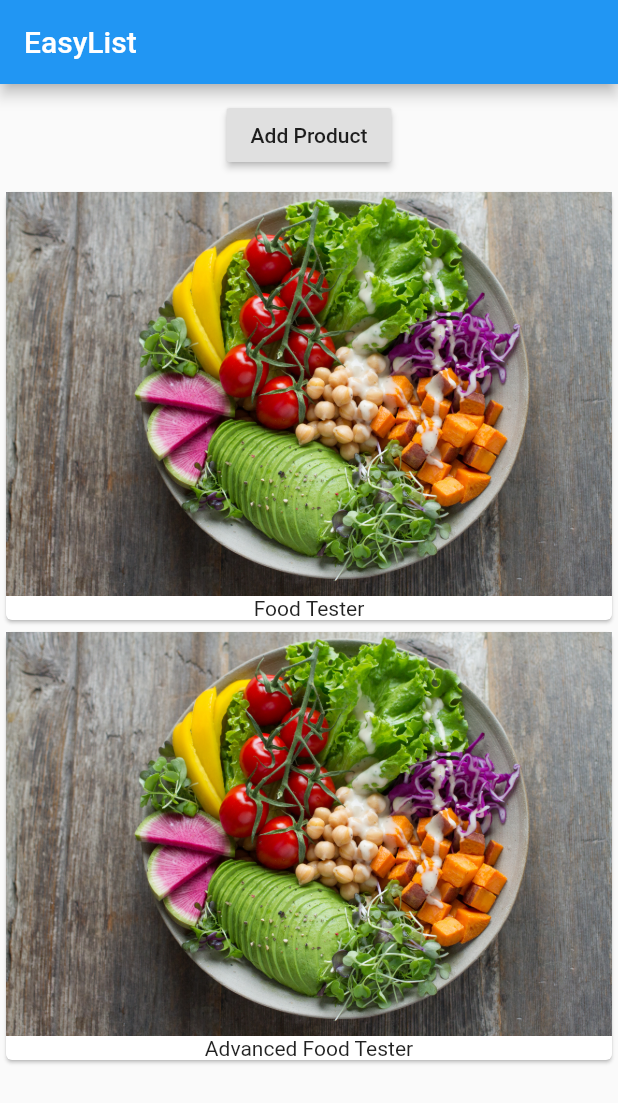
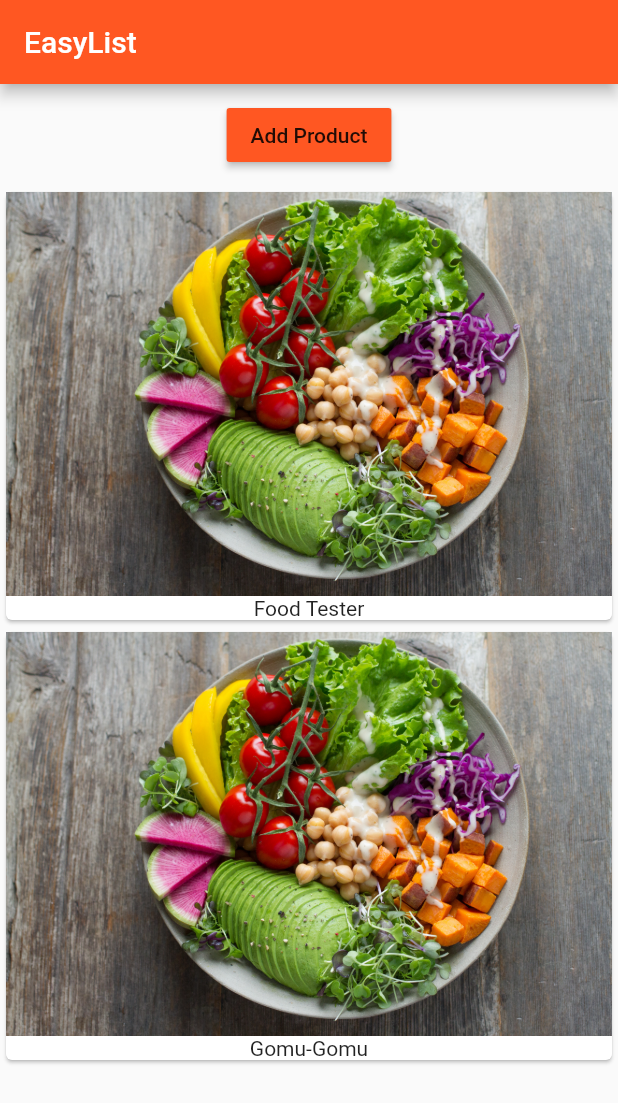
Before and after one commit to avighnajha/Flutter-tutorial, a Flutter app: the screen it shows after launch, after a tap on "Add Product", on a phone screen of 412 x 824 dp. Shown: the top 1103 px of the screen. Run offline on Flutter 3.47's test engine with Material 2 defaults, Android fonts, the phone set to English and light mode, and no system bars.

Commit message:
End of tutorial

```diff
--- a/lib/main.dart
+++ b/lib/main.dart
@@ -11,11 +11,17 @@ class MyApp extends StatelessWidget {
   @override // This just acts as an annotation telling us that this block of code just overides statelesswidget
   Widget build(BuildContext context) {
     return MaterialApp(
+      theme: ThemeData(
+          brightness: Brightness.light,
+          primarySwatch: Colors.deepOrange,
+          accentColor: Colors.deepPurple),
       home: Scaffold(
         appBar: AppBar(
           title: Text("EasyList"),
         ),
-        body: ProductManager(),
+        body: ProductManager(
+          startingProduct: "Food Tester",
+        ),
       ),
     );
   }
--- /dev/null
+++ b/lib/product_control.dart
@@ -0,0 +1,17 @@
+import 'package:flutter/material.dart';
+
+class ProductControl extends StatelessWidget {
+  final Function addProduct;
+  ProductControl(this.addProduct);
+
+  @override
+  Widget build(BuildContext context) {
+    return RaisedButton(
+      color: Theme.of(context).primaryColor,
+      onPressed: () {
+        addProduct("Gomu-Gomu");
+      },
+      child: Text("Add Product"),
+    );
+  }
+}
--- a/lib/product_manager.dart
+++ b/lib/product_manager.dart
@@ -1,8 +1,11 @@
 import 'package:flutter/material.dart';
 
 import './products.dart';
+import "./product_control.dart";
 
 class ProductManager extends StatefulWidget {
+  final String startingProduct;
+  ProductManager({this.startingProduct = "Sweets Tester"});
   @override
   State<StatefulWidget> createState() {
     return _ProductManagerState();
@@ -10,21 +13,27 @@ class ProductManager extends StatefulWidget {
 }
 
 class _ProductManagerState extends State<ProductManager> {
-  List<String> _products = ["Food Tester"];
+  List<String> _products = [];
+
+  @override
+  void initState() {
+    _products.add(widget.startingProduct);
+    super.initState();
+  }
+
+  void _addProducts(String product) {
+    setState(() {
+      _products.add(product);
+    });
+  }
+
   @override
   Widget build(BuildContext context) {
     return Column(
       children: [
         Container(
           margin: EdgeInsets.all(10.0),
-          child: RaisedButton(
-            onPressed: () {
-              setState(() {
-                _products.add("Advanced Food Tester");
-              });
-            },
-            child: Text("Add Product"),
-          ),
+          child: ProductControl(_addProducts),
         ),
         Products(_products)
       ],
--- a/lib/products.dart
+++ b/lib/products.dart
@@ -3,7 +3,7 @@ import 'package:flutter/material.dart';
 class Products extends StatelessWidget {
   final List<String> products;
 
-  Products(this.products);
+  Products(this.products) {}
   @override
   Widget build(BuildContext context) {
     return Column(
```
